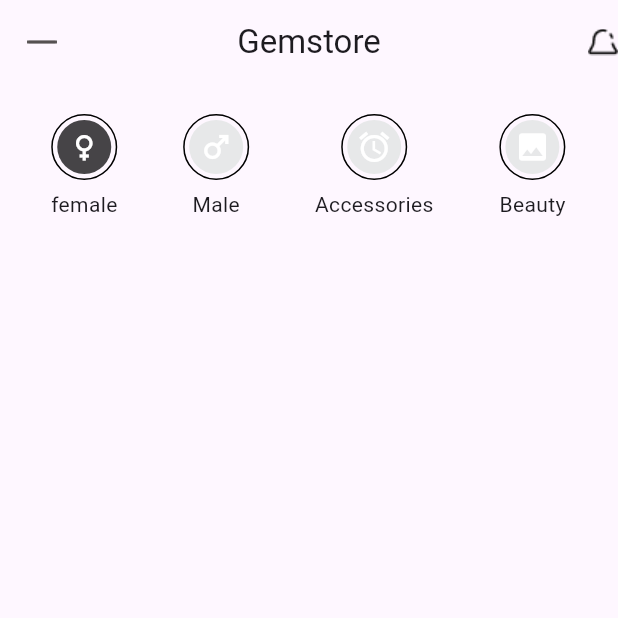
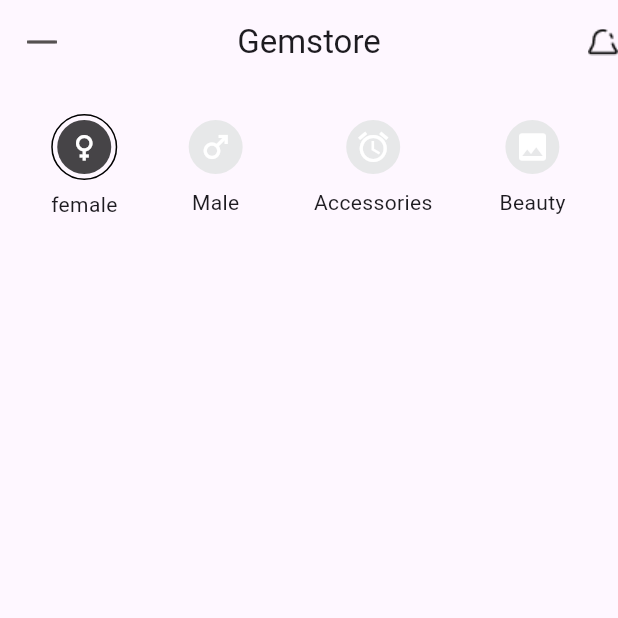
Before and after one commit to SayuNirappel/flux_store, a Flutter app: the HomeScreen screen opened directly, on a phone screen of 412 x 824 dp, the top half of it. Run offline on Flutter 3.47's test engine with Material 3 defaults, Android fonts, the phone set to English and light mode, and no system bars.

```diff
--- a/lib/view/home_screen/home_screen.dart
+++ b/lib/view/home_screen/home_screen.dart
@@ -57,7 +57,8 @@ class _HomeScreenState extends State<HomeScreen> {
                       padding: EdgeInsets.all(3),
                       decoration: BoxDecoration(
                           borderRadius: BorderRadius.circular(100),
-                          border: Border.all()),
+                          border:
+                              selectedCategory == index ? Border.all() : null),
                       child: CircleAvatar(
                         backgroundColor: selectedCategory == index
                             ? ColorConstants.kofblack
```
